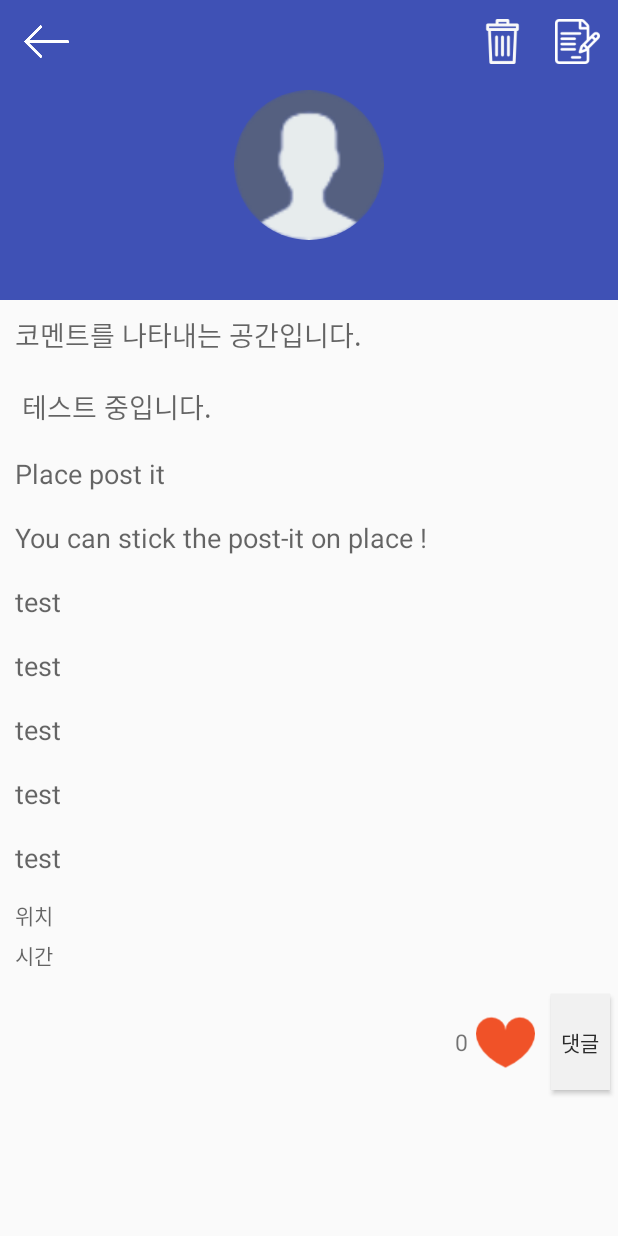
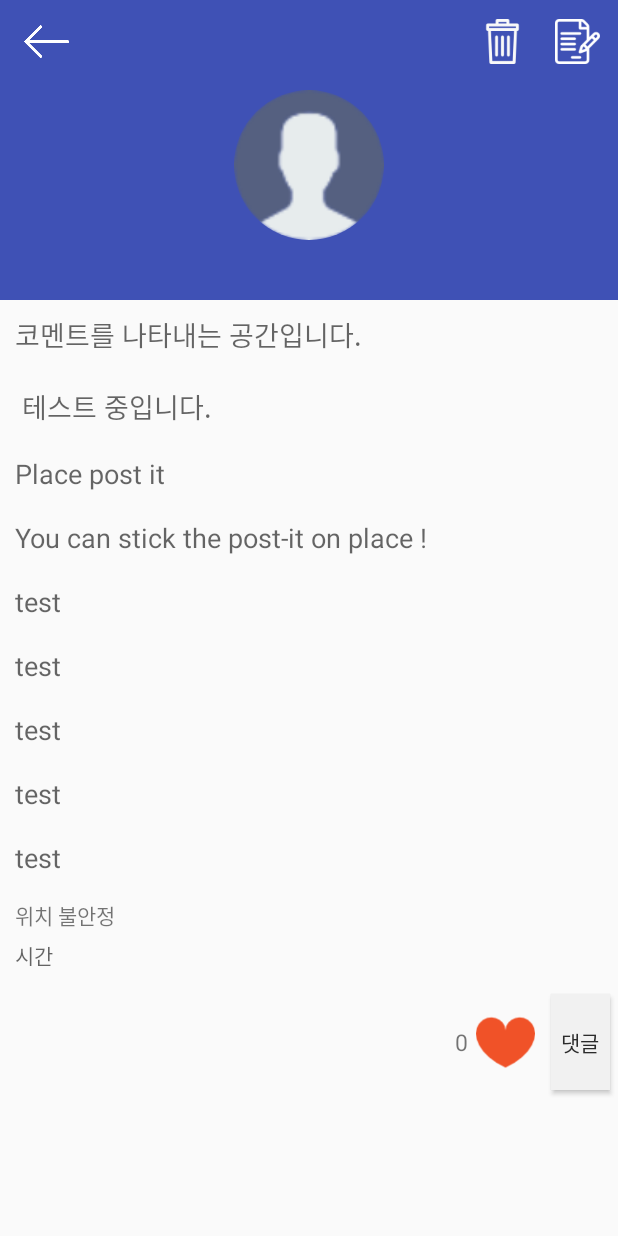
Before and after one commit to rldhks8745/place-it, an Android app: the ReadActivity screen opened directly, with no data from a screen before it, on a phone screen of 412 x 824 dp. Run offline under Robolectric (Android 15) with nearby library versions, the phone set to English and light mode, and no system bars; pictures from the network do not load; 11 statements that could not run were skipped.

Commit message:
2018-06-05 위도경도 예외처리 , 글쓰기 ID,TAG 업로드

```diff
--- a/app/src/main/java/com/mini_mo/viewpager/ReadAndWrite/ReadActivity.java
+++ b/app/src/main/java/com/mini_mo/viewpager/ReadAndWrite/ReadActivity.java
@@ -111,7 +111,7 @@ public class ReadActivity extends AppCompatActivity implements View.OnClickListe
         //String.valueOf(Store.board_num)
         try {
             //String.valueOf(Store.board_num)
-            rbi = new Data().readBoardInfo("19");
+            rbi = new Data().readBoardInfo(String.valueOf(Store.board_num));
         } catch (JSONException e) {
             e.printStackTrace();
         }
@@ -147,7 +147,11 @@ public class ReadActivity extends AppCompatActivity implements View.OnClickListe
         }
 
         //gps 텍스트뷰 : 위치받아오기 완료되면 위치값 넣어주기 (위도 경도 받아오기)
-        gps.setText( AddressTransformation.getAddress(this,rbi.latitude,rbi.longitude));
+        if(rbi.latitude != 0.0 && rbi.longitude != 0.0){
+            gps.setText(AddressTransformation.getAddress(this, rbi.latitude, rbi.longitude));
+        }else {
+            gps.setText("위치 불안정");
+        }
         time.setText(rbi.date);
         like_count.setText(String.valueOf(rbi.good));
 
```
Also changed, not shown: app/src/main/java/com/mini_mo/viewpager/ReadAndWrite/WriteActivity.java (+9 -1 lines).
